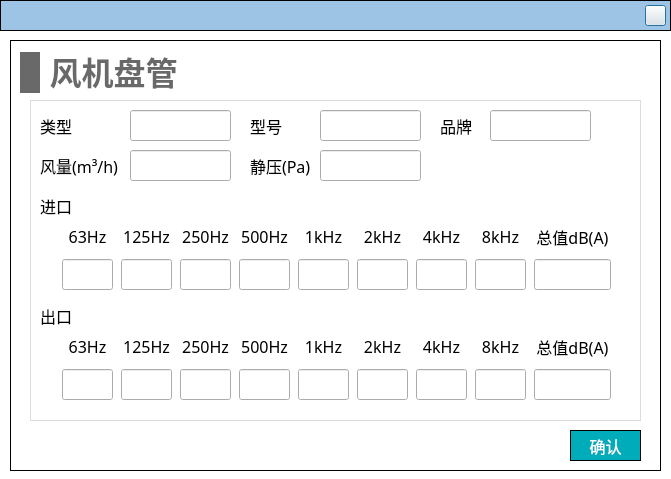
First picture: the form in NoiseCalSoft/inputDialog/dialog_fancoil_noise.ui, repository haobana/NoiCal, before the edit.
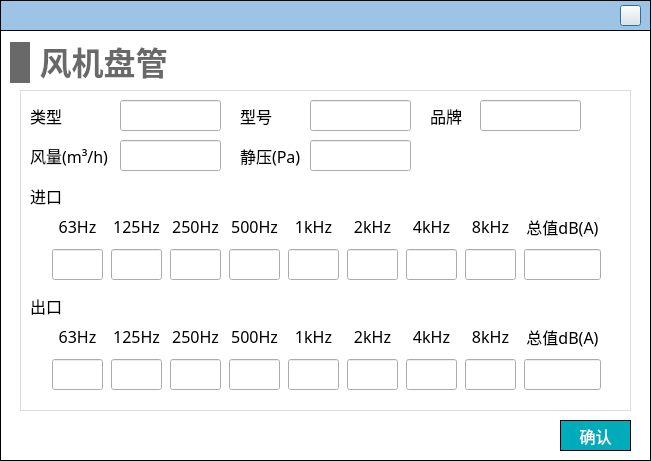
Second picture: the form after the edit. Icons and pictures are not drawn.

What changed in the file:
```diff
--- a/NoiseCalSoft/inputDialog/dialog_fancoil_noise.ui
+++ b/NoiseCalSoft/inputDialog/dialog_fancoil_noise.ui
@@ -6,8 +6,8 @@
    <rect>
     <x>0</x>
     <y>0</y>
-    <width>671</width>
-    <height>479</height>
+    <width>651</width>
+    <height>461</height>
    </rect>
   </property>
   <property name="windowTitle">
@@ -36,7 +36,7 @@
     <rect>
      <x>0</x>
      <y>0</y>
-     <width>671</width>
+     <width>651</width>
      <height>31</height>
     </rect>
    </property>
@@ -51,7 +51,7 @@
    <widget class="QPushButton" name="close">
     <property name="geometry">
      <rect>
-      <x>645</x>
+      <x>620</x>
       <y>5</y>
       <width>21</width>
       <height>21</height>
@@ -68,8 +68,8 @@
   <widget class="QWidget" name="widget_add_fan_noise" native="true">
    <property name="geometry">
     <rect>
-     <x>10</x>
-     <y>40</y>
+     <x>0</x>
+     <y>30</y>
      <width>651</width>
      <height>431</height>
     </rect>
@@ -129,7 +129,7 @@
           </property>
           <property name="font">
            <font>
-            <family>Microsoft YaHei</family>
+            <family>黑体</family>
             <pointsize>-1</pointsize>
            </font>
           </property>
@@ -157,7 +157,7 @@
           </property>
           <property name="font">
            <font>
-            <family>Microsoft YaHei</family>
+            <family>黑体</family>
             <pointsize>-1</pointsize>
            </font>
           </property>
@@ -186,7 +186,7 @@
           </property>
           <property name="font">
            <font>
-            <family>Microsoft YaHei</family>
+            <family>黑体</family>
             <pointsize>-1</pointsize>
            </font>
           </property>
@@ -214,7 +214,7 @@
           </property>
           <property name="font">
            <font>
-            <family>Microsoft YaHei</family>
+            <family>黑体</family>
             <pointsize>-1</pointsize>
            </font>
           </property>
@@ -243,7 +243,7 @@
           </property>
           <property name="font">
            <font>
-            <family>Microsoft YaHei</family>
+            <family>黑体</family>
             <pointsize>-1</pointsize>
            </font>
           </property>
@@ -271,7 +271,7 @@
           </property>
           <property name="font">
            <font>
-            <family>Microsoft YaHei</family>
+            <family>黑体</family>
             <pointsize>-1</pointsize>
            </font>
           </property>
@@ -300,7 +300,7 @@
           </property>
           <property name="font">
            <font>
-            <family>Microsoft YaHei</family>
+            <family>黑体</family>
             <pointsize>-1</pointsize>
            </font>
           </property>
@@ -328,7 +328,7 @@
           </property>
           <property name="font">
            <font>
-            <family>Microsoft YaHei</family>
+            <family>黑体</family>
             <pointsize>-1</pointsize>
            </font>
           </property>
@@ -357,7 +357,7 @@
           </property>
           <property name="font">
            <font>
-            <family>Microsoft YaHei</family>
+            <family>黑体</family>
             <pointsize>-1</pointsize>
            </font>
           </property>
@@ -385,7 +385,7 @@
           </property>
           <property name="font">
            <font>
-            <family>Microsoft YaHei</family>
+            <family>黑体</family>
             <pointsize>-1</pointsize>
            </font>
           </property>
@@ -417,7 +417,7 @@
           </property>
           <property name="font">
            <font>
-            <family>Microsoft YaHei</family>
+            <family>黑体</family>
             <pointsize>-1</pointsize>
            </font>
           </property>
@@ -445,7 +445,7 @@
           </property>
           <property name="font">
            <font>
-            <family>Microsoft YaHei</family>
+            <family>黑体</family>
             <pointsize>-1</pointsize>
            </font>
           </property>
@@ -474,7 +474,7 @@
           </property>
           <property name="font">
            <font>
-            <family>Microsoft YaHei</family>
+            <family>黑体</family>
             <pointsize>-1</pointsize>
            </font>
           </property>
@@ -502,7 +502,7 @@
           </property>
           <property name="font">
            <font>
-            <family>Microsoft YaHei</family>
+            <family>黑体</family>
             <pointsize>-1</pointsize>
            </font>
           </property>
@@ -531,7 +531,7 @@
           </property>
           <property name="font">
            <font>
-            <family>Microsoft YaHei</family>
+            <family>黑体</family>
             <pointsize>-1</pointsize>
            </font>
           </property>
@@ -559,7 +559,7 @@
           </property>
           <property name="font">
            <font>
-            <family>Microsoft YaHei</family>
+            <family>黑体</family>
             <pointsize>-1</pointsize>
            </font>
           </property>
@@ -588,7 +588,7 @@
           </property>
           <property name="font">
            <font>
-            <family>Microsoft YaHei</family>
+            <family>黑体</family>
             <pointsize>-1</pointsize>
            </font>
           </property>
@@ -616,7 +616,7 @@
           </property>
           <property name="font">
            <font>
-            <family>Microsoft YaHei</family>
+            <family>黑体</family>
             <pointsize>-1</pointsize>
            </font>
           </property>
@@ -660,7 +660,7 @@
           </property>
           <property name="font">
            <font>
-            <family>Microsoft YaHei</family>
+            <family>黑体</family>
             <pointsize>-1</pointsize>
            </font>
           </property>
@@ -688,7 +688,7 @@
           </property>
           <property name="font">
            <font>
-            <family>Microsoft YaHei</family>
+            <family>黑体</family>
             <pointsize>-1</pointsize>
            </font>
           </property>
@@ -717,7 +717,7 @@
           </property>
           <property name="font">
            <font>
-            <family>Microsoft YaHei</family>
+            <family>黑体</family>
             <pointsize>-1</pointsize>
            </font>
           </property>
@@ -745,7 +745,7 @@
           </property>
           <property name="font">
            <font>
-            <family>Microsoft YaHei</family>
+            <family>黑体</family>
             <pointsize>-1</pointsize>
            </font>
           </property>
@@ -774,7 +774,7 @@
           </property>
           <property name="font">
            <font>
-            <family>Microsoft YaHei</family>
+            <family>黑体</family>
             <pointsize>-1</pointsize>
            </font>
           </property>
@@ -802,7 +802,7 @@
           </property>
           <property name="font">
            <font>
-            <family>Microsoft YaHei</family>
+            <family>黑体</family>
             <pointsize>-1</pointsize>
            </font>
           </property>
@@ -831,7 +831,7 @@
           </property>
           <property name="font">
            <font>
-            <family>Microsoft YaHei</family>
+            <family>黑体</family>
             <pointsize>-1</pointsize>
            </font>
           </property>
@@ -859,7 +859,7 @@
           </property>
           <property name="font">
            <font>
-            <family>Microsoft YaHei</family>
+            <family>黑体</family>
             <pointsize>-1</pointsize>
            </font>
           </property>
@@ -888,7 +888,7 @@
           </property>
           <property name="font">
            <font>
-            <family>Microsoft YaHei</family>
+            <family>黑体</family>
             <pointsize>-1</pointsize>
            </font>
           </property>
@@ -916,7 +916,7 @@
           </property>
           <property name="font">
            <font>
-            <family>Microsoft YaHei</family>
+            <family>黑体</family>
             <pointsize>-1</pointsize>
            </font>
           </property>
@@ -948,7 +948,7 @@
           </property>
           <property name="font">
            <font>
-            <family>Microsoft YaHei</family>
+            <family>黑体</family>
             <pointsize>-1</pointsize>
            </font>
           </property>
@@ -976,7 +976,7 @@
           </property>
           <property name="font">
            <font>
-            <family>Microsoft YaHei</family>
+            <family>黑体</family>
             <pointsize>-1</pointsize>
            </font>
           </property>
@@ -1005,7 +1005,7 @@
           </property>
           <property name="font">
            <font>
-            <family>Microsoft YaHei</family>
+            <family>黑体</family>
             <pointsize>-1</pointsize>
            </font>
           </property>
@@ -1033,7 +1033,7 @@
           </property>
           <property name="font">
            <font>
-            <family>Microsoft YaHei</family>
+            <family>黑体</family>
             <pointsize>-1</pointsize>
            </font>
           </property>
@@ -1062,7 +1062,7 @@
           </property>
           <property name="font">
            <font>
-            <family>Microsoft YaHei</family>
+            <family>黑体</family>
             <pointsize>-1</pointsize>
            </font>
           </property>
@@ -1090,7 +1090,7 @@
           </property>
           <property name="font">
            <font>
-            <family>Microsoft YaHei</family>
+            <family>黑体</family>
             <pointsize>-1</pointsize>
            </font>
           </property>
@@ -1119,7 +1119,7 @@
           </property>
           <property name="font">
            <font>
-            <family>Microsoft YaHei</family>
+            <family>黑体</family>
             <pointsize>-1</pointsize>
            </font>
           </property>
@@ -1147,7 +1147,7 @@
           </property>
           <property name="font">
            <font>
-            <family>Microsoft YaHei</family>
+            <family>黑体</family>
             <pointsize>-1</pointsize>
            </font>
           </property>
@@ -1174,7 +1174,7 @@
      </property>
      <property name="font">
       <font>
-       <family>Microsoft YaHei</family>
+       <family>黑体</family>
        <pointsize>-1</pointsize>
       </font>
      </property>
@@ -1190,7 +1190,7 @@
      </property>
      <property name="font">
       <font>
-       <family>Microsoft YaHei</family>
+       <family>黑体</family>
        <pointsize>-1</pointsize>
       </font>
      </property>
@@ -1209,7 +1209,7 @@
      </property>
      <property name="font">
       <font>
-       <family>Microsoft YaHei</family>
+       <family>黑体</family>
        <pointsize>-1</pointsize>
       </font>
      </property>
@@ -1228,7 +1228,7 @@
      </property>
      <property name="font">
       <font>
-       <family>Microsoft YaHei</family>
+       <family>黑体</family>
        <pointsize>-1</pointsize>
       </font>
      </property>
@@ -1244,7 +1244,7 @@
      </property>
      <property name="font">
       <font>
-       <family>Microsoft YaHei</family>
+       <family>黑体</family>
        <pointsize>-1</pointsize>
       </font>
      </property>
@@ -1263,7 +1263,7 @@
      </property>
      <property name="font">
       <font>
-       <family>Microsoft YaHei</family>
+       <family>黑体</family>
        <pointsize>-1</pointsize>
       </font>
      </property>
@@ -1282,7 +1282,7 @@
      </property>
      <property name="font">
       <font>
-       <family>Microsoft YaHei</family>
+       <family>黑体</family>
        <pointsize>-1</pointsize>
       </font>
      </property>
@@ -1298,7 +1298,7 @@
      </property>
      <property name="font">
       <font>
-       <family>Microsoft YaHei</family>
+       <family>黑体</family>
        <pointsize>-1</pointsize>
       </font>
      </property>
@@ -1317,7 +1317,7 @@
      </property>
      <property name="font">
       <font>
-       <family>Microsoft YaHei</family>
+       <family>黑体</family>
        <pointsize>-1</pointsize>
       </font>
      </property>
@@ -1336,7 +1336,7 @@
      </property>
      <property name="font">
       <font>
-       <family>Microsoft YaHei</family>
+       <family>黑体</family>
        <pointsize>-1</pointsize>
       </font>
      </property>
@@ -1352,7 +1352,7 @@
      </property>
      <property name="font">
       <font>
-       <family>Microsoft YaHei</family>
+       <family>黑体</family>
        <pointsize>-1</pointsize>
       </font>
      </property>
@@ -1368,7 +1368,7 @@
      </property>
      <property name="font">
       <font>
-       <family>Microsoft YaHei</family>
+       <family>黑体</family>
        <pointsize>-1</pointsize>
       </font>
      </property>
@@ -1388,7 +1388,7 @@
     </property>
     <property name="font">
      <font>
-      <family>Microsoft YaHei</family>
+      <family>黑体</family>
       <pointsize>12</pointsize>
      </font>
     </property>
```
Left out of the diff: 7 changed lines with no effect on the pictures.
